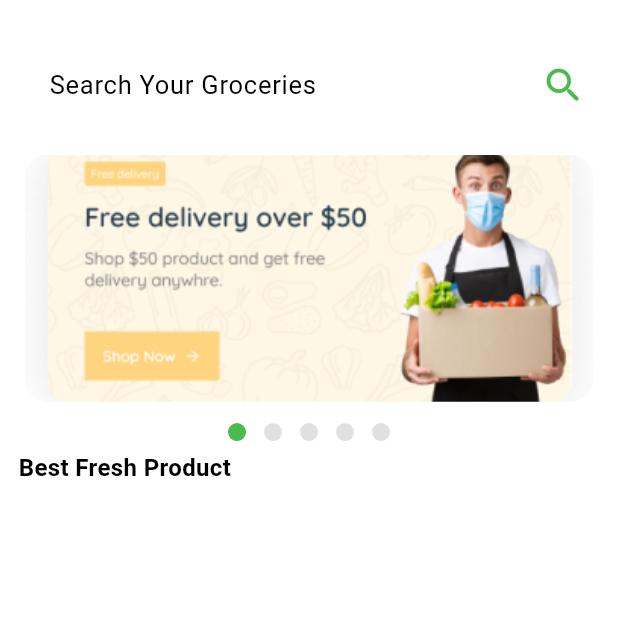
After one commit to DevenAndroid/anand_mart, a Flutter app: the Dashboard screen opened by its route, on a phone screen of 412 x 824 dp, the top half of it. The commit adds this screen. Run offline on Flutter 3.47's test engine with Material 2 defaults, Android fonts, the phone set to English and light mode, and no system bars; drawn by our look-alikes of carousel_slider, dots_indicator; our stand-ins replace flutter_svg, form_field_validator, get, google_fonts, shared_preferences; accounts and stored records are empty.

Commit message:
2-11-2023

```diff
--- /dev/null
+++ b/lib/Screens/bottom_nav_bar/dashboard.dart
@@ -0,0 +1,186 @@
+
+import 'package:anand_mart/widget/appassets.dart';
+import 'package:carousel_slider/carousel_options.dart';
+import 'package:carousel_slider/carousel_slider.dart';
+import 'package:dots_indicator/dots_indicator.dart';
+import 'package:flutter/material.dart' hide Badge;
+
+import 'package:get/get.dart';
+
+import '../../widget/addsize.dart';
+import '../../widget/apptheme.dart';
+
+
+class Dashboard extends StatefulWidget {
+  const Dashboard({Key? key}) : super(key: key);
+
+
+  @override
+  DashboardState createState() => DashboardState();
+}
+
+class DashboardState extends State<Dashboard> {
+
+  RxString selectedCAt = "".obs;
+  RxString price = "".obs;
+  RxDouble sliderIndex = (0.0).obs;
+  final scrollController = ScrollController();
+
+  // void _scrollListener() {
+  //   if (scrollController.position.pixels ==
+  //       scrollController.position.maxScrollExtent) {
+  //     nearStoreController
+  //         .getData(context: context)
+  //         .then((value) => setState(() {}));
+  //   }
+  // }
+
+  @override
+  void initState() {
+    // TODO: implement initState
+    super.initState();
+    WidgetsBinding.instance.addPostFrameCallback((timeStamp) async {
+      // scrollController.addListener(_scrollListener);
+    });
+  }
+  TextEditingController searchController = TextEditingController();
+  @override
+  Widget build(BuildContext context) {
+    var height = MediaQuery.of(context).size.height;
+    var width = MediaQuery.of(context).size.width;
+
+    return Scaffold(
+      backgroundColor: Colors.white,
+      body: RefreshIndicator(
+        onRefresh: () async {
+
+        },
+        child: SingleChildScrollView(
+          controller: scrollController,
+          physics: const BouncingScrollPhysics(),
+          child: Padding(
+              padding: EdgeInsets.symmetric(horizontal: width * .03),
+              child: Column(
+                children: [
+                  Column(
+                    crossAxisAlignment: CrossAxisAlignment.start,
+                    children: [
+                      SizedBox(
+                        height: height * .04,
+                      ),
+                      SizedBox(
+                        height: height * .07,
+                        child: TextField(
+                          maxLines: 1,
+                          controller: searchController,
+                          style: const TextStyle(fontSize: 17),
+                          textAlignVertical: TextAlignVertical.center,
+                          textInputAction: TextInputAction.search,
+                          onSubmitted: (value) => {},
+                          decoration: InputDecoration(
+                              filled: true,
+                              suffixIcon: IconButton(
+                                onPressed: () {
+                                  // Get.to(const SearchScreenData());
+                                  FocusManager.instance.primaryFocus!
+                                      .unfocus();
+
+                                },
+                                icon: const Icon(
+                                  Icons.search_rounded,
+                                  color: AppTheme.primaryColor,
+                                  size: 30,
+                                ),
+                              ),
+                              border: const OutlineInputBorder(
+                                  borderSide: BorderSide.none,
+                                  borderRadius: BorderRadius.all(
+                                      Radius.circular(8))),
+                              fillColor: Colors.white,
+                              contentPadding: EdgeInsets.symmetric(
+                                  horizontal: width * .04),
+                              hintText: 'Search Your Groceries',
+                              hintStyle: TextStyle(
+                                  fontSize: AddSize.font14,
+                                  color: AppTheme.blackcolor,
+                                  fontWeight: FontWeight.w400)),
+                        ),
+                      ),
+                      SizedBox(
+                        height: height * .015,
+                      ),
+                      CarouselSlider(
+                        options: CarouselOptions(
+                            viewportFraction: 1,
+                            autoPlay: true,
+                            onPageChanged: (value, _) {
+                              sliderIndex.value = value.toDouble();
+                            },
+                            autoPlayCurve: Curves.ease,
+                            height: height * .20),
+                        items: List.generate(
+                            5,
+                                (index) => Container(
+                              width: width,
+                              margin: EdgeInsets.symmetric(
+                                  horizontal: width * .01),
+                              decoration: BoxDecoration(
+                                  borderRadius:
+                                  BorderRadius.circular(15),
+                                  color: AppTheme.backgroundcolor),
+                              child: ClipRRect(
+                                borderRadius:
+                                BorderRadius.circular(15),
+                                child: Image.asset(AppAssets.slider ,fit: BoxFit.cover,),
+
+                              ),
+                            )
+                        ),),
+                      SizedBox(
+                        height: height * .01,
+                      ),
+                      Obx(() {
+                        return Center(
+                          child: DotsIndicator(
+                            dotsCount:5,
+                            position: sliderIndex.value.toInt(),
+                            decorator: DotsDecorator(
+                              color: Colors
+                                  .grey.shade300, // Inactive color
+                              activeColor: AppTheme.primaryColor,
+                              size: const Size.square(12),
+                              activeSize: const Size.square(12),
+                            ),
+                          ),
+                        );
+                      }),
+                      const Text(
+                        'Best Fresh Product',
+                        style: TextStyle(
+                            color: AppTheme.blackcolor,
+                            fontSize: 16,
+                            fontWeight: FontWeight.w600),
+                      ),
+
+
+
+
+
+
+                    ],
+                  )
+
+
+
+                ],
+              )),
+        ),
+      ),
+
+    );
+  }
+
+
+
+
+}
--- a/lib/routers/routers.dart
+++ b/lib/routers/routers.dart
@@ -1,14 +1,23 @@
 import 'package:get/get_navigation/src/routes/get_route.dart';
+import '../Screens/UserFlow/login_screen.dart';
 import '../Screens/UserFlow/onboarding_screen.dart';
+import '../Screens/UserFlow/signup_screen.dart';
+import '../Screens/bottom_nav_bar/dashboard.dart';
 import '../splash_screen.dart';
 
 class MyRouters {
   static var splashScreen = "/splashScreen";
   static var onBoardingScreen = "/onBoardingScreen";
+  static var loginScreen = "/loginScreen";
+  static var signupScreen = "/signupScreen";
+  static var dashboard = "/dashboard";
 
 
   static var route = [
     GetPage(name: '/', page: () => const SplashScreen()),
      GetPage(name: '/onBoardingScreen', page: () => const OnBoardingScreen()),
+     GetPage(name: '/loginScreen', page: () => const LoginScreen()),
+     GetPage(name: '/signupScreen', page: () => const SignupScreen()),
+     GetPage(name: '/dashboard', page: () => const Dashboard()),
   ];
 }
--- a/lib/splash_screen.dart
+++ b/lib/splash_screen.dart
@@ -43,7 +43,7 @@ class _SplashScreenState extends State<SplashScreen> {
         crossAxisAlignment: CrossAxisAlignment.center,
         mainAxisAlignment: MainAxisAlignment.center,
         children: [
-          Center(child: Image.asset(AppAssets.anandMart)),
+          Center(child: SvgPicture.asset(AppAssets.anand)),
 
         ],
       ),
--- a/lib/widget/appassets.dart
+++ b/lib/widget/appassets.dart
@@ -3,6 +3,11 @@ class AppAssets {
   static const String onboarding1 = "assets/images/onboarding2.png";
   static const String onboarding2 = "assets/images/onboarding3.png";
   static const String anandMart = "assets/images/anandMart.png";
+  static const String slider = "assets/images/slider.png";
   static const String arrow = "assets/icons/arrow.svg";
+  static const String anand = "assets/icons/anand.svg";
+  static const String apple = "assets/icons/apple.svg";
+  static const String facebook = "assets/icons/facebook.svg";
+  static const String google = "assets/icons/google.svg";
 
 }
--- a/lib/widget/apptheme.dart
+++ b/lib/widget/apptheme.dart
@@ -3,6 +3,7 @@ import 'package:flutter/material.dart';
 class AppTheme {
   static const Color primaryColor = Color(0xff4DBA4D);
   static const Color secondaryColor = Color(0xff0074D9);
+  static const Color buttonColor = Color(0xff7ED957);
   static const Color onboardingColor = Color(0xff000000);
   static const Color onboardingDescColor = Color(0xFF616772);
   static const Color registortext = Color(0xFF909293);
--- a/lib/widget/custom_textfield.dart
+++ b/lib/widget/custom_textfield.dart
@@ -72,7 +72,7 @@ class CommonTextFieldWidget extends StatelessWidget {
       decoration: InputDecoration(
           hintText: hint,
           focusColor: Colors.black,
-          hintStyle: GoogleFonts.poppins(
+          hintStyle: GoogleFonts.quicksand(
             color: Colors.white,
             fontSize: 14,
             // fontFamily: 'poppins',
@@ -120,7 +120,7 @@ class CommonButton extends StatelessWidget {
             // shape: RoundedRectangleBorder(borderRadius: BorderRadius.circular(12)),
           ),
           child: Text(title,
-              style: GoogleFonts.poppins(fontWeight: FontWeight.w700, color: AppTheme.primaryColor, fontSize: 20))),
+              style: GoogleFonts.quicksand(fontWeight: FontWeight.w700, color: AppTheme.primaryColor, fontSize: 20))),
     );
   }
 }
--- a/pubspec.yaml
+++ b/pubspec.yaml
@@ -41,6 +41,8 @@ dependencies:
   form_field_validator: ^1.1.0
   shared_preferences: ^2.0.17
   flutter_svg: ^2.0.9
+  carousel_slider: ^4.2.1
+  dots_indicator: ^3.0.0
 
 dev_dependencies:
   flutter_test:
```
Also changed, not shown: lib/Screens/UserFlow/login_screen.dart (added, +188 -0 lines), lib/Screens/UserFlow/onboarding_screen.dart (+4 -3 lines), lib/Screens/UserFlow/signup_screen.dart (added, +260 -0 lines), lib/widget/common_text_field.dart (+18 -16 lines), assets/icons/anand.svg (added), assets/icons/apple.svg (added), assets/icons/facebook.svg (added), assets/icons/google.svg (added), assets/images/slider.png (added), pubspec.lock.
